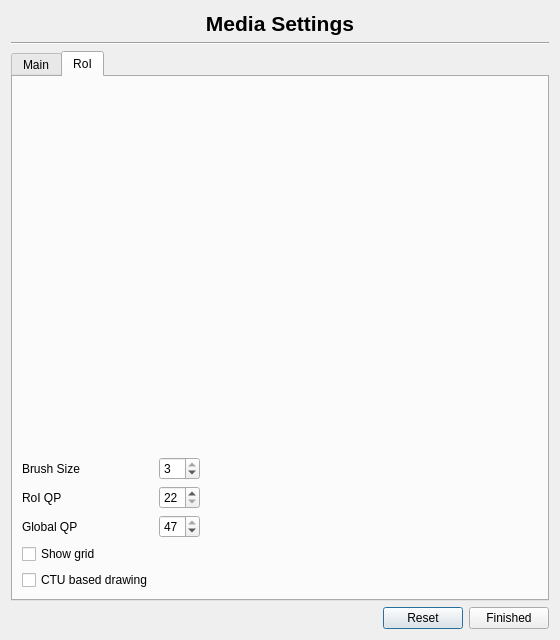
Old version of the form src/ui/settings/automaticsettings.ui in the repository ultravideo/uvgComm.
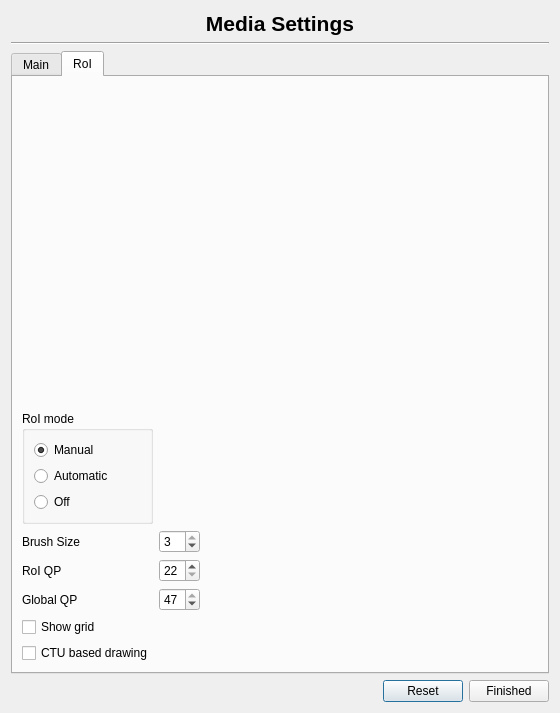
New version of the form. The open tabs and pages were chosen to show the change. Custom widgets are drawn as their Qt base class.

Commit message: feature(Settings): Add choise for RoI mode auto/manual/off

The edit to the form file:
```diff
--- a/src/ui/settings/automaticsettings.ui
+++ b/src/ui/settings/automaticsettings.ui
@@ -7,7 +7,7 @@
     <x>0</x>
     <y>0</y>
     <width>560</width>
-    <height>640</height>
+    <height>713</height>
    </rect>
   </property>
   <property name="windowTitle">
@@ -80,54 +80,62 @@
        <string>RoI</string>
       </attribute>
       <layout class="QGridLayout" name="gridLayout_3">
-       <item row="0" column="0" colspan="5">
-        <widget class="VideoWidget" name="roi_surface" native="true">
-         <property name="sizePolicy">
-          <sizepolicy hsizetype="Expanding" vsizetype="Expanding">
-           <horstretch>0</horstretch>
-           <verstretch>0</verstretch>
-          </sizepolicy>
-         </property>
-        </widget>
-       </item>
-       <item row="7" column="0">
-        <widget class="QCheckBox" name="ctu_based">
-         <property name="text">
-          <string>CTU based drawing</string>
-         </property>
-        </widget>
-       </item>
-       <item row="2" column="1">
-        <widget class="QSpinBox" name="roi_qp">
-         <property name="suffix">
-          <string/>
-         </property>
-         <property name="prefix">
-          <string/>
-         </property>
+       <item row="4" column="1">
+        <widget class="QSpinBox" name="background_qp">
          <property name="minimum">
           <number>22</number>
          </property>
          <property name="maximum">
           <number>47</number>
          </property>
-        </widget>
-       </item>
-       <item row="2" column="0">
-        <widget class="QLabel" name="roi_lable">
-         <property name="text">
-          <string>RoI QP</string>
+         <property name="value">
+          <number>47</number>
          </property>
         </widget>
        </item>
-       <item row="6" column="0">
-        <widget class="QCheckBox" name="show_grid">
-         <property name="text">
-          <string>Show grid</string>
+       <item row="1" column="0">
+        <widget class="QGroupBox" name="groupBox">
+         <property name="enabled">
+          <bool>true</bool>
          </property>
+         <property name="minimumSize">
+          <size>
+           <width>0</width>
+           <height>100</height>
+          </size>
+         </property>
+         <property name="title">
+          <string>RoI mode</string>
+         </property>
+         <layout class="QVBoxLayout" name="verticalLayout_2">
+          <item>
+           <widget class="QRadioButton" name="roi_manual_button">
+            <property name="text">
+             <string>Manual</string>
+            </property>
+            <property name="checked">
+             <bool>true</bool>
+            </property>
+           </widget>
+          </item>
+          <item>
+           <widget class="QRadioButton" name="roi_auto_button">
+            <property name="text">
+             <string>Automatic</string>
+            </property>
+           </widget>
+          </item>
+          <item>
+           <widget class="QRadioButton" name="roi_off_button">
+            <property name="text">
+             <string>Off</string>
+            </property>
+           </widget>
+          </item>
+         </layout>
         </widget>
        </item>
-       <item row="2" column="4">
+       <item row="3" column="4">
         <spacer name="horizontalSpacer_2">
          <property name="orientation">
           <enum>Qt::Horizontal</enum>
@@ -140,46 +148,80 @@
          </property>
         </spacer>
        </item>
+       <item row="2" column="1">
+        <widget class="QSpinBox" name="brush_size">
+         <property name="minimum">
+          <number>1</number>
+         </property>
+         <property name="maximum">
+          <number>3</number>
+         </property>
+         <property name="value">
+          <number>3</number>
+         </property>
+        </widget>
+       </item>
+       <item row="8" column="0">
+        <widget class="QCheckBox" name="ctu_based">
+         <property name="text">
+          <string>CTU based drawing</string>
+         </property>
+        </widget>
+       </item>
+       <item row="7" column="0">
+        <widget class="QCheckBox" name="show_grid">
+         <property name="text">
+          <string>Show grid</string>
+         </property>
+        </widget>
+       </item>
        <item row="3" column="1">
-        <widget class="QSpinBox" name="background_qp">
+        <widget class="QSpinBox" name="roi_qp">
+         <property name="suffix">
+          <string/>
+         </property>
+         <property name="prefix">
+          <string/>
+         </property>
          <property name="minimum">
           <number>22</number>
          </property>
          <property name="maximum">
           <number>47</number>
          </property>
-         <property name="value">
-          <number>47</number>
-         </property>
         </widget>
        </item>
-       <item row="3" column="0">
+       <item row="4" column="0">
         <widget class="QLabel" name="background_label">
          <property name="text">
           <string>Global QP</string>
          </property>
         </widget>
        </item>
-       <item row="1" column="0">
+       <item row="0" column="0" colspan="5">
+        <widget class="VideoWidget" name="roi_surface" native="true">
+         <property name="sizePolicy">
+          <sizepolicy hsizetype="Expanding" vsizetype="Expanding">
+           <horstretch>0</horstretch>
+           <verstretch>0</verstretch>
+          </sizepolicy>
+         </property>
+        </widget>
+       </item>
+       <item row="3" column="0">
+        <widget class="QLabel" name="roi_lable">
+         <property name="text">
+          <string>RoI QP</string>
+         </property>
+        </widget>
+       </item>
+       <item row="2" column="0">
         <widget class="QLabel" name="brush_size_label">
          <property name="text">
           <string>Brush Size</string>
          </property>
         </widget>
        </item>
-       <item row="1" column="1">
-        <widget class="QSpinBox" name="brush_size">
-         <property name="minimum">
-          <number>1</number>
-         </property>
-         <property name="maximum">
-          <number>3</number>
-         </property>
-         <property name="value">
-          <number>3</number>
-         </property>
-        </widget>
-       </item>
       </layout>
      </widget>
     </widget>
```
Left out of the diff: 45 changed lines with no effect on the pictures. The commit also changes 5 other files.
